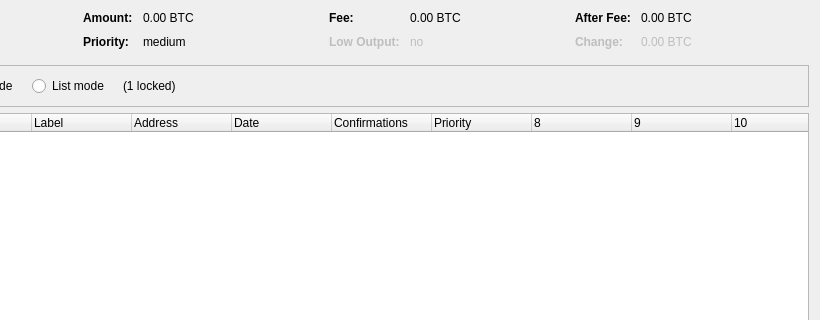
wcoin/wankcoin, file src/qt/forms/coincontroldialog.ui: the form before one commit; both pictures show x 180 to 1000 and y 0 to 320 of the 1000 by 500 pixel window.
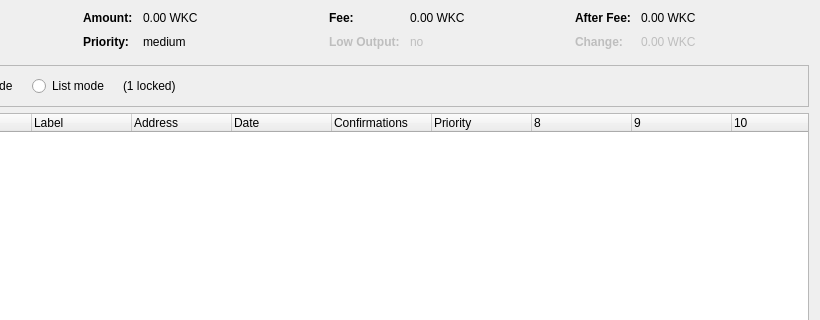
The form after the commit. Custom widgets are drawn as their Qt base class.

```diff
--- a/src/qt/forms/coincontroldialog.ui
+++ b/src/qt/forms/coincontroldialog.ui
@@ -132,7 +132,7 @@
           <enum>Qt::ActionsContextMenu</enum>
          </property>
          <property name="text">
-          <string notr="true">0.00 BTC</string>
+          <string notr="true">0.00 WKC</string>
          </property>
          <property name="textInteractionFlags">
           <set>Qt::LinksAccessibleByMouse|Qt::TextSelectableByKeyboard|Qt::TextSelectableByMouse</set>
@@ -206,7 +206,7 @@
           <enum>Qt::ActionsContextMenu</enum>
          </property>
          <property name="text">
-          <string notr="true">0.00 BTC</string>
+          <string notr="true">0.00 WKC</string>
          </property>
          <property name="textInteractionFlags">
           <set>Qt::LinksAccessibleByMouse|Qt::TextSelectableByKeyboard|Qt::TextSelectableByMouse</set>
@@ -286,7 +286,7 @@
           <enum>Qt::ActionsContextMenu</enum>
          </property>
          <property name="text">
-          <string notr="true">0.00 BTC</string>
+          <string notr="true">0.00 WKC</string>
          </property>
          <property name="textInteractionFlags">
           <set>Qt::LinksAccessibleByMouse|Qt::TextSelectableByKeyboard|Qt::TextSelectableByMouse</set>
@@ -321,7 +321,7 @@
           <enum>Qt::ActionsContextMenu</enum>
          </property>
          <property name="text">
-          <string notr="true">0.00 BTC</string>
+          <string notr="true">0.00 WKC</string>
          </property>
          <property name="textInteractionFlags">
           <set>Qt::LinksAccessibleByMouse|Qt::TextSelectableByKeyboard|Qt::TextSelectableByMouse</set>
```
